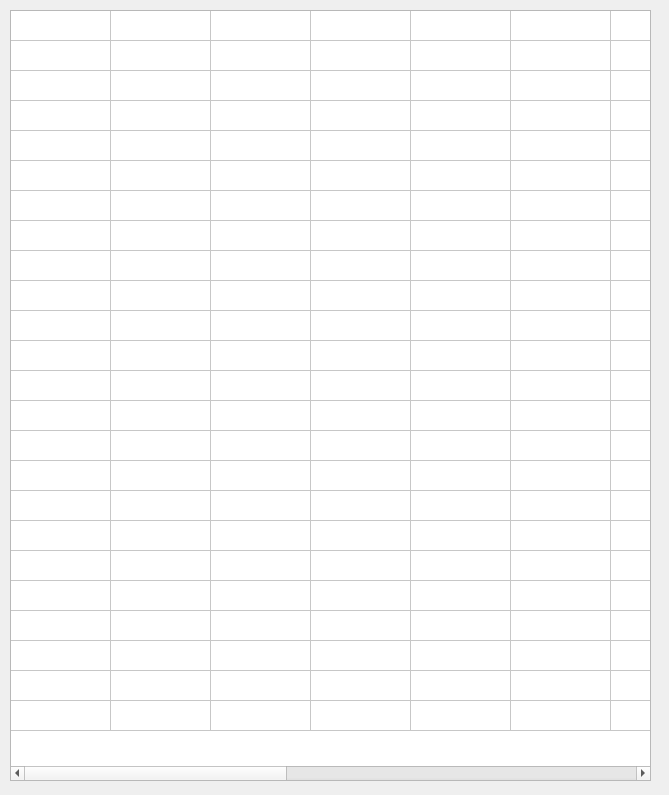
sinje0816/stamping_press, file SYEI_stamping_press_system/window_main.ui: the form before one commit.
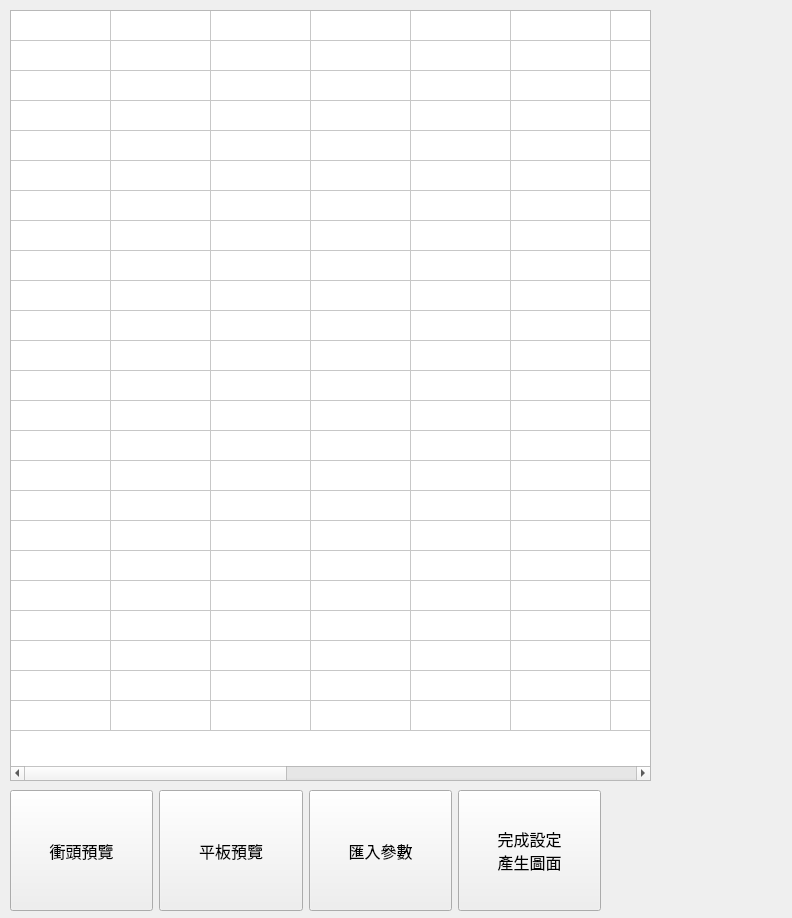
The form after the commit.

Commit message: 主頁面製作完成

```diff
--- a/SYEI_stamping_press_system/window_main.ui
+++ b/SYEI_stamping_press_system/window_main.ui
@@ -6,8 +6,8 @@
    <rect>
     <x>0</x>
     <y>0</y>
-    <width>669</width>
-    <height>795</height>
+    <width>792</width>
+    <height>918</height>
    </rect>
   </property>
   <property name="windowTitle">
@@ -91,6 +91,95 @@
    <column/>
    <column/>
   </widget>
+  <widget class="QWidget" name="layoutWidget">
+   <property name="geometry">
+    <rect>
+     <x>10</x>
+     <y>790</y>
+     <width>591</width>
+     <height>121</height>
+    </rect>
+   </property>
+   <layout class="QHBoxLayout" name="horizontalLayout">
+    <item>
+     <widget class="QPushButton" name="pushButton">
+      <property name="sizePolicy">
+       <sizepolicy hsizetype="Minimum" vsizetype="Preferred">
+        <horstretch>0</horstretch>
+        <verstretch>51</verstretch>
+       </sizepolicy>
+      </property>
+      <property name="font">
+       <font>
+        <family>微軟正黑體</family>
+        <pointsize>12</pointsize>
+       </font>
+      </property>
+      <property name="text">
+       <string>衝頭預覽</string>
+      </property>
+     </widget>
+    </item>
+    <item>
+     <widget class="QPushButton" name="pushButton_2">
+      <property name="sizePolicy">
+       <sizepolicy hsizetype="Minimum" vsizetype="Preferred">
+        <horstretch>0</horstretch>
+        <verstretch>0</verstretch>
+       </sizepolicy>
+      </property>
+      <property name="font">
+       <font>
+        <family>微軟正黑體</family>
+        <pointsize>12</pointsize>
+       </font>
+      </property>
+      <property name="text">
+       <string>平板預覽</string>
+      </property>
+     </widget>
+    </item>
+    <item>
+     <widget class="QPushButton" name="pushButton_3">
+      <property name="sizePolicy">
+       <sizepolicy hsizetype="Minimum" vsizetype="Preferred">
+        <horstretch>0</horstretch>
+        <verstretch>0</verstretch>
+       </sizepolicy>
+      </property>
+      <property name="font">
+       <font>
+        <family>微軟正黑體</family>
+        <pointsize>12</pointsize>
+       </font>
+      </property>
+      <property name="text">
+       <string>匯入參數</string>
+      </property>
+     </widget>
+    </item>
+    <item>
+     <widget class="QPushButton" name="pushButton_4">
+      <property name="sizePolicy">
+       <sizepolicy hsizetype="Minimum" vsizetype="Preferred">
+        <horstretch>0</horstretch>
+        <verstretch>0</verstretch>
+       </sizepolicy>
+      </property>
+      <property name="font">
+       <font>
+        <family>微軟正黑體</family>
+        <pointsize>12</pointsize>
+       </font>
+      </property>
+      <property name="text">
+       <string>完成設定
+產生圖面</string>
+      </property>
+     </widget>
+    </item>
+   </layout>
+  </widget>
  </widget>
  <resources/>
  <connections/>
```
The commit also changes 2 other files.
